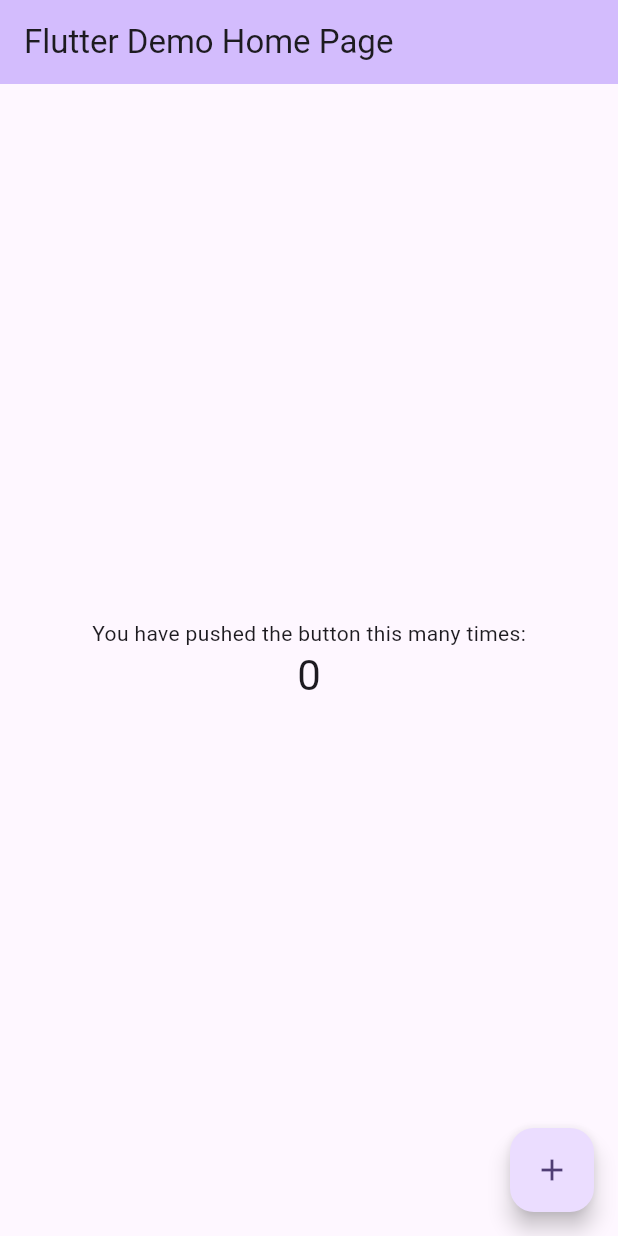
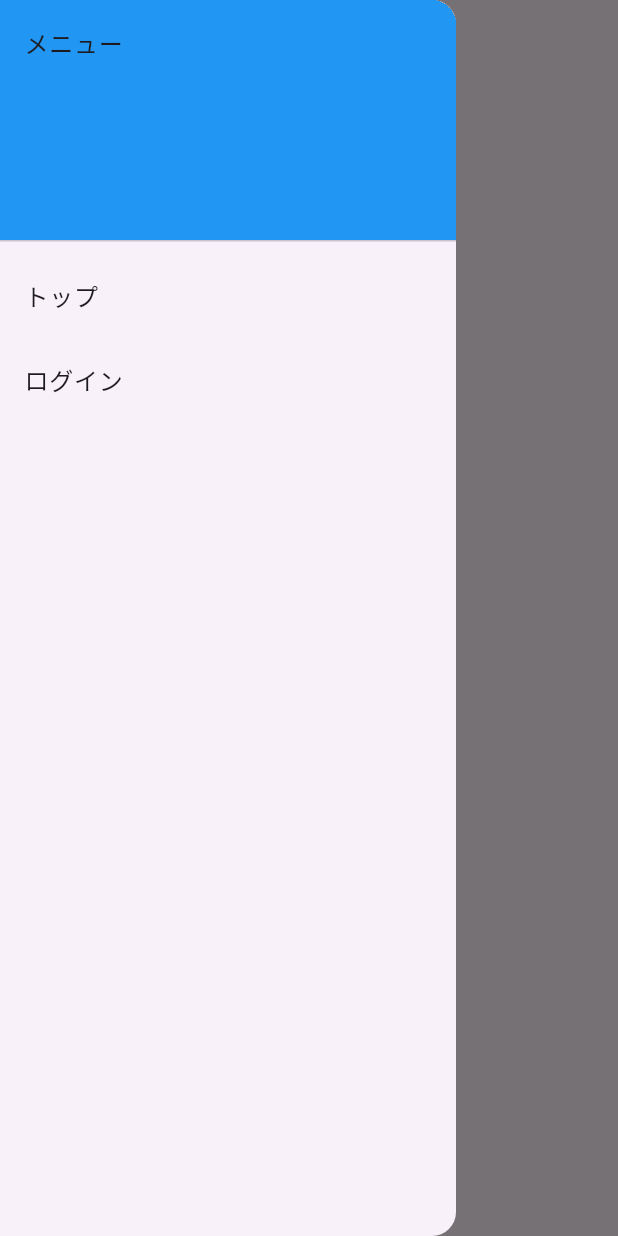
Before and after one commit to Logic-Koike/quickstart-firebase, a Flutter app: the screen it shows after launch, with the side drawer open (before the commit the screen has no drawer), on a phone screen of 412 x 824 dp. Run offline on Flutter 3.47's test engine with Material 3 defaults, Android fonts, the light colour scheme and no system bars; our stand-ins replace firebase_core; accounts and stored records are empty.

Commit message:
ページ遷移ドロワー追加

```diff
--- a/lib/main.dart
+++ b/lib/main.dart
@@ -1,5 +1,8 @@
 import 'package:flutter/material.dart';
 import 'package:firebase_core/firebase_core.dart';
+import 'package:quickstart_firebase/components/drawer_listtile.dart';
+import 'package:quickstart_firebase/pages/login_page.dart';
+import 'package:quickstart_firebase/pages/top_page.dart';
 import 'firebase_options.dart';
 
 Future<void> main() async {
@@ -18,39 +21,19 @@
     return MaterialApp(
       title: 'Flutter Demo',
       theme: ThemeData(
-        // This is the theme of your application.
-        //
-        // TRY THIS: Try running your application with "flutter run". You'll see
-        // the application has a purple toolbar. Then, without quitting the app,
-        // try changing the seedColor in the colorScheme below to Colors.green
-        // and then invoke "hot reload" (save your changes or press the "hot
-        // reload" button in a Flutter-supported IDE, or press "r" if you used
-        // the command line to start the app).
-        //
-        // Notice that the counter didn't reset back to zero; the application
-        // state is not lost during the reload. To reset the state, use hot
-        // restart instead.
-        //
-        // This works for code too, not just values: Most code changes can be
-        // tested with just a hot reload.
         colorScheme: ColorScheme.fromSeed(seedColor: Colors.deepPurple),
       ),
       home: const MyHomePage(title: 'Flutter Demo Home Page'),
+      routes: {
+        '/top': (context) => const TopPage(),
+        '/login': (context) => const LoginPage(),
+      },
     );
   }
 }
 
 class MyHomePage extends StatefulWidget {
   const MyHomePage({super.key, required this.title});
-
-  // This widget is the home page of your application. It is stateful, meaning
-  // that it has a State object (defined below) that contains fields that affect
-  // how it looks.
-
-  // This class is the configuration for the state. It holds the values (in this
-  // case the title) provided by the parent (in this case the App widget) and
-  // used by the build method of the State. Fields in a Widget subclass are
-  // always marked "final".
 
   final String title;
 
@@ -59,69 +42,64 @@
 }
 
 class _MyHomePageState extends State<MyHomePage> {
-  int _counter = 0;
+  final _navigatorKey = GlobalKey<NavigatorState>();
+  String _appBarTitle = 'トップ'; // 初期タイトル
 
-  void _incrementCounter() {
+  // タイトルを更新するメソッド
+  void _updateTitle(String newTitle) {
     setState(() {
-      // This call to setState tells the Flutter framework that something has
-      // changed in this State, which causes it to rerun the build method below
-      // so that the display can reflect the updated values. If we changed
-      // _counter without calling setState(), then the build method would not be
-      // called again, and so nothing would appear to happen.
-      _counter++;
+      _appBarTitle = newTitle;
     });
   }
 
   @override
   Widget build(BuildContext context) {
-    // This method is rerun every time setState is called, for instance as done
-    // by the _incrementCounter method above.
-    //
-    // The Flutter framework has been optimized to make rerunning build methods
-    // fast, so that you can just rebuild anything that needs updating rather
-    // than having to individually change instances of widgets.
     return Scaffold(
-      appBar: AppBar(
-        // TRY THIS: Try changing the color here to a specific color (to
-        // Colors.amber, perhaps?) and trigger a hot reload to see the AppBar
-        // change color while the other colors stay the same.
-        backgroundColor: Theme.of(context).colorScheme.inversePrimary,
-        // Here we take the value from the MyHomePage object that was created by
-        // the App.build method, and use it to set our appbar title.
-        title: Text(widget.title),
-      ),
-      body: Center(
-        // Center is a layout widget. It takes a single child and positions it
-        // in the middle of the parent.
-        child: Column(
-          // Column is also a layout widget. It takes a list of children and
-          // arranges them vertically. By default, it sizes itself to fit its
-          // children horizontally, and tries to be as tall as its parent.
-          //
-          // Column has various properties to control how it sizes itself and
-          // how it positions its children. Here we use mainAxisAlignment to
-          // center the children vertically; the main axis here is the vertical
-          // axis because Columns are vertical (the cross axis would be
-          // horizontal).
-          //
-          // TRY THIS: Invoke "debug painting" (choose the "Toggle Debug Paint"
-          // action in the IDE, or press "p" in the console), to see the
-          // wireframe for each widget.
-          mainAxisAlignment: MainAxisAlignment.center,
-          children: <Widget>[
-            const Text('You have pushed the button this many times:'),
-            Text(
-              '$_counter',
-              style: Theme.of(context).textTheme.headlineMedium,
+      appBar: AppBar(title: Text(_appBarTitle)), // 動的にタイトルを反映)
+      drawer: Drawer(
+        child: ListView(
+          children: [
+            DrawerHeader(
+              decoration: BoxDecoration(color: Colors.blue),
+              child: const Text('メニュー'),
+            ),
+            ListTile(
+              title: Text('トップ'),
+              onTap: () {
+                _navigatorKey.currentState?.pushReplacementNamed('/top');
+                _updateTitle("top");
+                Navigator.pop(context);
+              },
+            ),
+            ListTile(
+              title: Text('ログイン'),
+              onTap: () {
+                _navigatorKey.currentState?.pushNamed('/login');
+                _updateTitle("login");
+                Navigator.pop(context);
+              },
             ),
           ],
         ),
       ),
-      floatingActionButton: FloatingActionButton(
-        onPressed: _incrementCounter,
-        tooltip: 'Increment',
-        child: const Icon(Icons.add),
-      ), // This trailing comma makes auto-formatting nicer for build methods.
+      body: Navigator(
+        key: _navigatorKey,
+        initialRoute: '/top',
+        onGenerateRoute: (settings) {
+          WidgetBuilder builder;
+          switch (settings.name) {
+            case '/top':
+              builder = (context) => Center(child: Text('ホーム画面'));
+              break;
+            case '/login':
+              builder = (context) => Center(child: Text('設定画面'));
+              break;
+            default:
+              builder = (context) => Center(child: Text('404'));
+          }
+          return MaterialPageRoute(builder: builder, settings: settings);
+        },
+      ),
     );
   }
 }
```
Also changed, not shown: lib/components/drawer_listtile.dart (added, +36 -0 lines), lib/pages/login_page.dart (added, +22 -0 lines), lib/pages/top_page.dart (added, +22 -0 lines).
